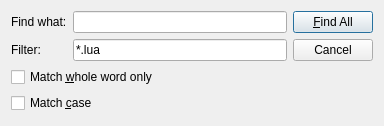
The window that ui/findinfilesdialog.ui (gideros/gideros) describes before a commit, drawn with Qt 5.
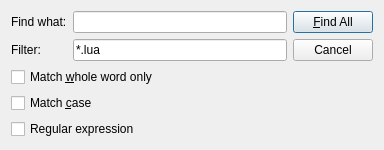
The same window after the commit.

Commit message: Themes:  1) Changed: traditional Gideros default theme is back.  2) Changed: themes are moved from qrc to Resources folder.  3) Added: big UI theme collection and one white Editor theme.  4) Improved: instant reloading of editor themes.  5) Improved: theme file checks. Bookmarks:  Added: Bookmarks are clickable now. Hotkeys:  Fixed: actionStart_Player and actionStartAll both had same shortcut. Menu:  Added: Fold/Unfold All/Top items. FindDialog, FindInFilesDialog, ReplaceDialog:  Added: regular expressions support. FindDialog:  Added: wrapped search mode.

Diff of the .ui file:
```diff
--- a/ui/findinfilesdialog.ui
+++ b/ui/findinfilesdialog.ui
@@ -7,7 +7,7 @@
     <x>0</x>
     <y>0</y>
     <width>384</width>
-    <height>126</height>
+    <height>149</height>
    </rect>
   </property>
   <property name="windowTitle">
@@ -70,6 +70,13 @@
            </property>
           </widget>
          </item>
+         <item>
+          <widget class="QCheckBox" name="regexp">
+           <property name="text">
+            <string>Regular expression</string>
+           </property>
+          </widget>
+         </item>
         </layout>
        </item>
        <item>
```
The commit also changes 197 other files.
